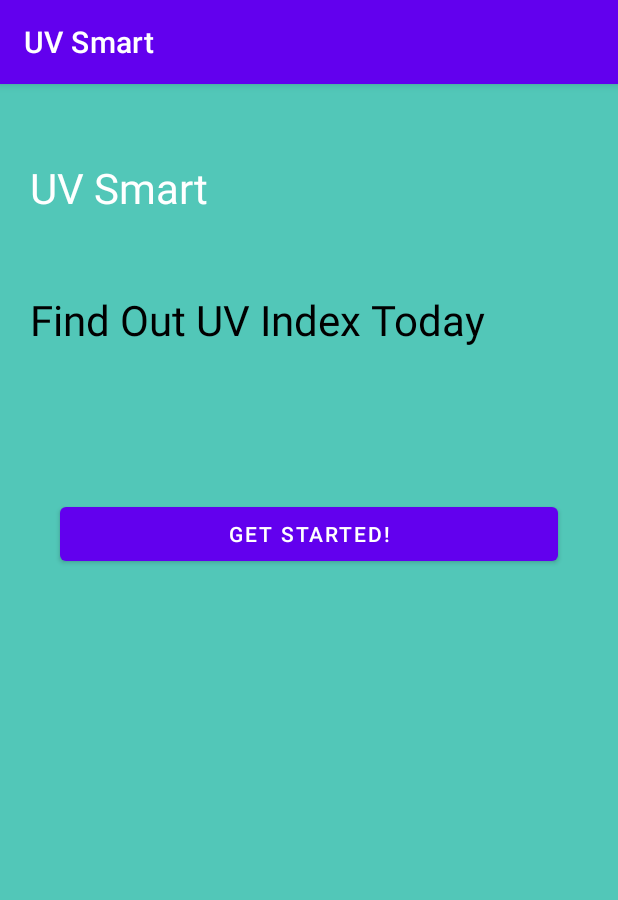
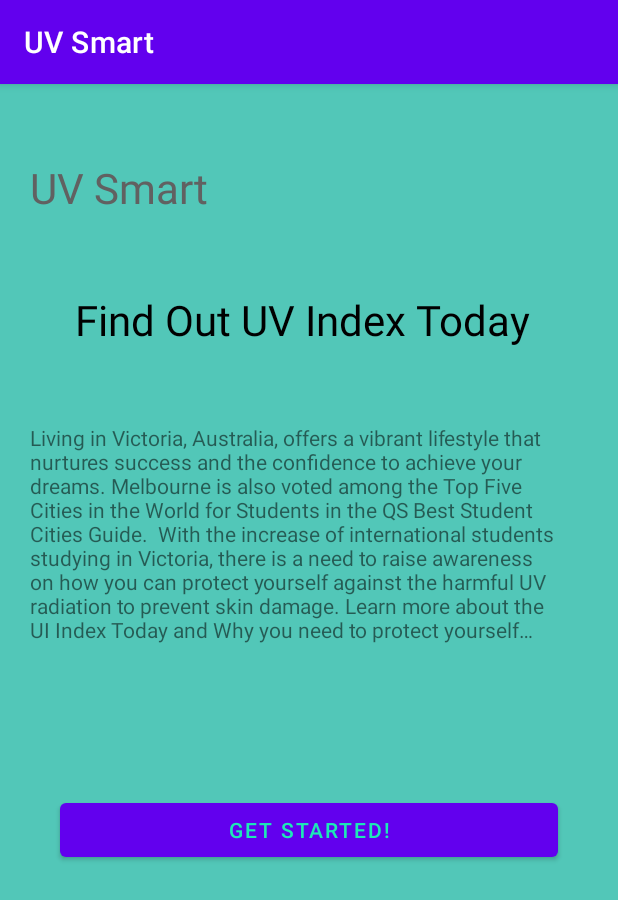
Before and after one commit to SurfSniper/UVSmart, an Android app: the screen it shows after launch (MainActivity), on a phone screen of 412 x 824 dp. Shown: the top 900 px of the screen. Run offline under Robolectric (Android 15) with nearby library versions, the phone set to English and light mode, and no system bars.

Commit message:
Update intro

```diff
--- a/app/src/main/java/com/android/uv/DataUtils.java
+++ b/app/src/main/java/com/android/uv/DataUtils.java
@@ -15,11 +15,11 @@ import java.net.URLConnection;
 public class DataUtils {
     private static final String url =
             //Australia
-            //"https://api.openweathermap.org/data/3.0/onecall?lat=-37.81&lon=145.03&exclude=hourly,daily,minutely&appid=30b5da8e70056c4572570b6d7f5fa8f5";//Melbourne
+            "https://api.openweathermap.org/data/3.0/onecall?lat=-37.81&lon=145.03&exclude=hourly,daily,minutely&appid=30b5da8e70056c4572570b6d7f5fa8f5";//Melbourne
             //Shanghai
             //"https://api.openweathermap.org/data/3.0/onecall?lat=31.2304&lon=121.4737&exclude=hourly,daily,minutely&appid=30b5da8e70056c4572570b6d7f5fa8f5";//shanghai
             //Singapore
-            "https://api.openweathermap.org/data/3.0/onecall?lat=1.3521&lon=103.8198&exclude=hourly,daily,minutely&appid=30b5da8e70056c4572570b6d7f5fa8f5";//shanghai
+            //"https://api.openweathermap.org/data/3.0/onecall?lat=1.3521&lon=103.8198&exclude=hourly,daily,minutely&appid=30b5da8e70056c4572570b6d7f5fa8f5";//shanghai
 
     /**
      * 进行查询
--- a/app/src/main/res/layout/activity_main.xml
+++ b/app/src/main/res/layout/activity_main.xml
@@ -8,36 +8,42 @@
     android:background="#FF52C7B8"
     tools:context=".MainActivity">
 
+
     <TextView
+        android:layout_width="162dp"
+        android:layout_height="wrap_content"
         android:layout_marginStart="20dp"
         android:layout_marginTop="50dp"
-        android:textColor="@android:color/white"
-        android:textSize="28sp"
+        android:text="UV Smart"
+        android:textColor="#616161"
+        android:textSize="28sp" />
+
+    <TextView
         android:layout_width="wrap_content"
         android:layout_height="wrap_content"
-        android:text="UV Smart" />
-
+        android:layout_marginStart="50dp"
+        android:layout_marginTop="50dp"
+        android:text="Find Out UV Index Today"
+        android:textColor="@android:color/black"
+        android:textSize="28sp" />
 
     <TextView
+        android:id="@+id/intro_detail"
+        android:layout_width="357dp"
+        android:layout_height="wrap_content"
         android:layout_marginStart="20dp"
         android:layout_marginTop="50dp"
-        android:textColor="@android:color/black"
-        android:textSize="28sp"
-        android:layout_width="wrap_content"
-        android:layout_height="wrap_content"
-        android:text="Find Out UV Index Today" />
-
-
+        android:text="Living in Victoria, Australia, offers a vibrant lifestyle that nurtures success and the confidence to achieve your dreams. Melbourne is also voted among the Top Five Cities in the World for Students in the QS Best Student Cities Guide.  With the increase of international students studying in Victoria, there is a need to raise awareness on how you can protect yourself against the harmful UV radiation to prevent skin damage. Learn more about the UI Index Today and Why you need to protect yourself…"
+        android:textSize="14sp" />
 
     <Button
-        android:text="GET STARTED!"
-        android:layout_marginTop="100dp"
-        android:layout_marginHorizontal="40dp"
         android:id="@+id/bt"
         android:layout_width="match_parent"
-        android:layout_height="wrap_content"/>
-
-
+        android:layout_height="wrap_content"
+        android:layout_marginHorizontal="40dp"
+        android:layout_marginTop="100dp"
+        android:text="GET STARTED!"
+        android:textColor="#1DE9B6" />
 
 
 </LinearLayout>
```
